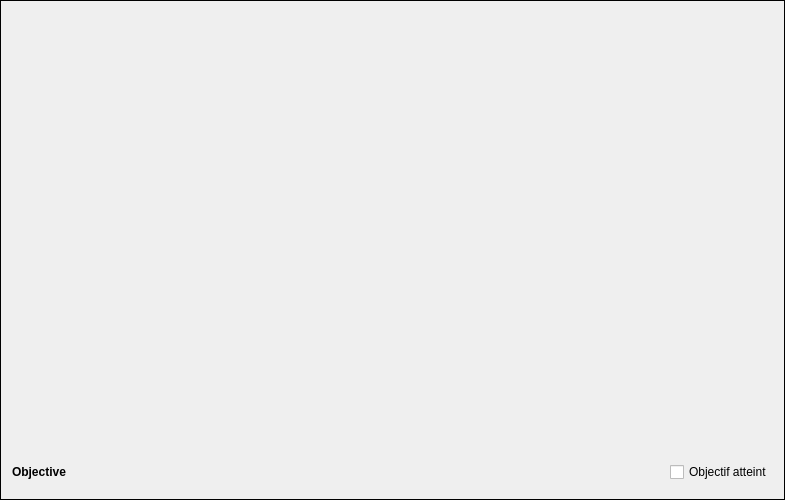
This is src/sessionframe.ui in oktal/bodeasy as Qt 5 draws it before an edit. The edited form follows.
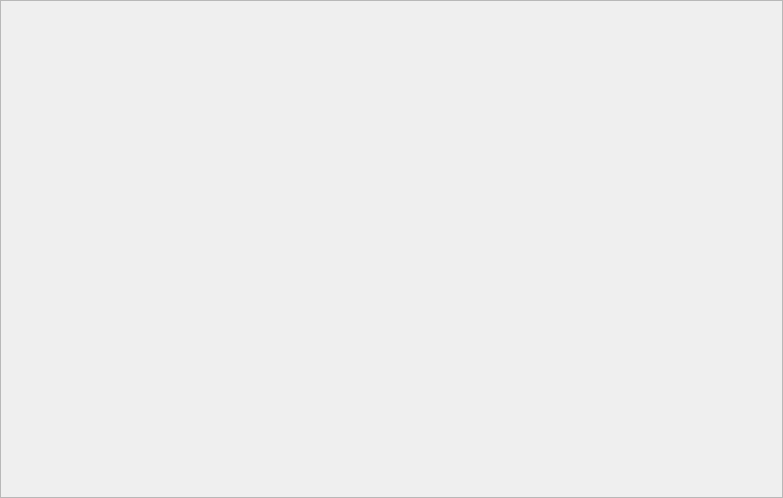
This is the edited form. Icons and pictures are not drawn. Custom widgets are drawn as their Qt base class.

Commit message: Finished SessionFrame view.

```diff
--- a/src/sessionframe.ui
+++ b/src/sessionframe.ui
@@ -6,15 +6,15 @@
    <rect>
     <x>0</x>
     <y>0</y>
-    <width>785</width>
-    <height>500</height>
+    <width>783</width>
+    <height>498</height>
    </rect>
   </property>
   <property name="windowTitle">
    <string>Frame</string>
   </property>
   <property name="frameShape">
-   <enum>QFrame::Panel</enum>
+   <enum>QFrame::StyledPanel</enum>
   </property>
   <property name="frameShadow">
    <enum>QFrame::Plain</enum>
@@ -27,47 +27,6 @@
      </property>
     </widget>
    </item>
-   <item>
-    <layout class="QHBoxLayout" name="horizontalLayout_2">
-     <item>
-      <widget class="QLabel" name="lblObjective">
-       <property name="font">
-        <font>
-         <weight>75</weight>
-         <bold>true</bold>
-        </font>
-       </property>
-       <property name="text">
-        <string>Objective</string>
-       </property>
-      </widget>
-     </item>
-     <item>
-      <spacer name="horizontalSpacer_3">
-       <property name="orientation">
-        <enum>Qt::Horizontal</enum>
-       </property>
-       <property name="sizeHint" stdset="0">
-        <size>
-         <width>248</width>
-         <height>20</height>
-        </size>
-       </property>
-      </spacer>
-     </item>
-     <item>
-      <widget class="QCheckBox" name="chkObjectiveDone">
-       <property name="text">
-        <string>Objectif atteint</string>
-       </property>
-       <property name="icon">
-        <iconset resource="ressources.qrc">
-         <normaloff>:/images/thumbup-icon.png</normaloff>:/images/thumbup-icon.png</iconset>
-       </property>
-      </widget>
-     </item>
-    </layout>
-   </item>
    <item>
     <widget class="SessionControlWidget" name="controlWidget" native="true"/>
    </item>
```
The commit also changes 7 other files.
